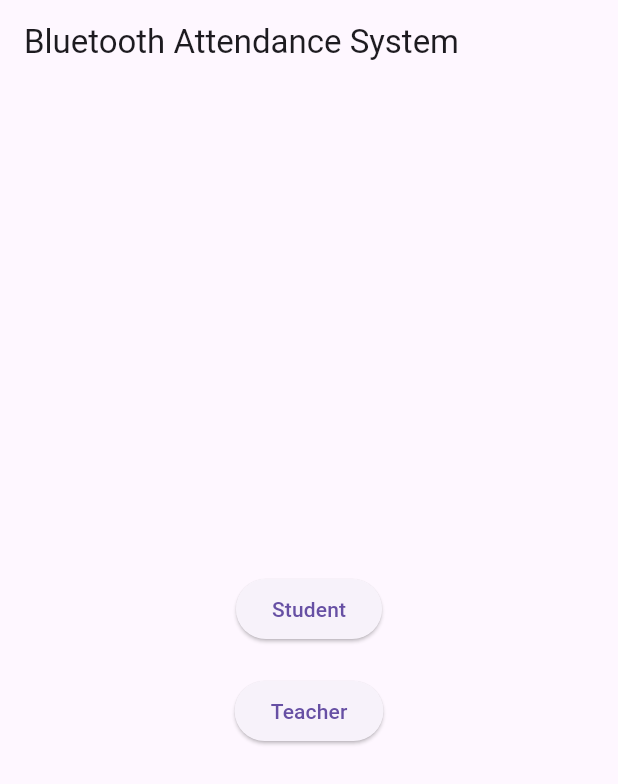
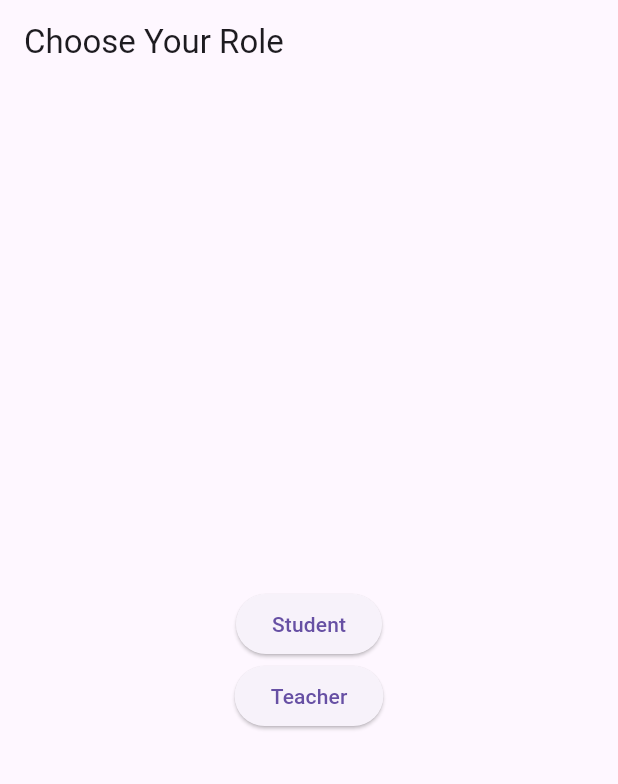
Before and after one commit to triple-a-projects/BLE_Proximity, a Flutter app: the screen it shows after launch, on a phone screen of 412 x 824 dp. Shown: the top 784 px of the screen. Run offline on Flutter 3.47's test engine with Material 3 defaults, Android fonts, the light colour scheme and no system bars; our stand-ins replace cloud_firestore, firebase_auth, firebase_core, intl_phone_field, local_auth; missing offline and left inert: flutter_ble_peripheral; accounts and stored records are empty.

```diff
--- a/lib/initialPage.dart
+++ b/lib/initialPage.dart
@@ -1,18 +1,45 @@
-import 'package:ble_advertiser/main.dart';
-import 'package:flutter/material.dart';
-
-import 'package:ble_advertiser/perspectives/student/login.dart';
-import 'package:ble_advertiser/perspectives/teacher/login.dart';
-
 import 'package:ble_advertiser/perspectives/student/phone_auth.dart';
 import 'package:ble_advertiser/perspectives/teacher/email_auth.dart';
+import 'package:ble_advertiser/perspectives/teacher/home.dart';
+import 'package:flutter/material.dart';
+import 'package:firebase_auth/firebase_auth.dart';
+import 'package:ble_advertiser/perspectives/student/login.dart';
 
-class InitialPage extends StatelessWidget {
+class ChooseRolePage extends StatefulWidget {
+  const ChooseRolePage({Key? key}) : super(key: key);
+
+  @override
+  _ChooseRolePageState createState() => _ChooseRolePageState();
+}
+
+class _ChooseRolePageState extends State<ChooseRolePage> {
+  FirebaseAuth auth = FirebaseAuth.instance;
+
+  @override
+  void initState() {
+    super.initState();
+    Future.microtask(() => checkLoggedIn());
+  }
+//yo chai for not directly logging in once you've been verified, last ma uncomment garne
+
+
+  void checkLoggedIn() async {
+    User? user = auth.currentUser;
+    User? teacher=auth.currentUser;
+    if (user != null) {
+      Navigator.pushReplacement(context, MaterialPageRoute(builder: (context) => StudentLoginPage())); // Navigate to the home page based on user role
+    }
+    if (teacher!=null){
+      Navigator.pushReplacement(context, MaterialPageRoute(builder: (context) => TeacherHomePage()));
+    }
+  }
+
+
   @override
   Widget build(BuildContext context) {
     return Scaffold(
       appBar: AppBar(
-        title: Text('Bluetooth Attendance System'),
+        title: Text('Choose Your Role'),
       ),
       body: Center(
         child: Column(
@@ -27,7 +54,6 @@ class InitialPage extends StatelessWidget {
               },
               child: Text('Student'),
             ),
-            SizedBox(height: 20),
             ElevatedButton(
               onPressed: () {
                 Navigator.push(
--- a/lib/main.dart
+++ b/lib/main.dart
@@ -12,7 +12,6 @@ import 'package:ble_advertiser/perspectives/teacher/addclass.dart';
 
 import 'package:ble_advertiser/perspectives/teacher/check_attendance.dart';
 import 'package:ble_advertiser/perspectives/teacher/home.dart';
-import 'package:ble_advertiser/perspectives/teacher/login.dart';
 import 'package:ble_advertiser/perspectives/teacher/email_auth.dart';
 
 import 'package:firebase_core/firebase_core.dart';
@@ -37,13 +36,12 @@ class MyApp extends StatelessWidget {
   Widget build(BuildContext context) {
     return MaterialApp(
       routes: {
-        '': (context) => InitialPage(),
+        '': (context) => ChooseRolePage(),
         '/student_phoneauth': (context) => StudentPhoneAuth(),
         '/student_login': (context) => StudentLoginPage(),
         '/student_home': (context) => StudentHomePage(),
         '/student_checkattendance': (context) => StudentAttendancePage(),
-        '/teacher_phoneauth': (context) => TeacherEmailAuth(),
-        '/teacher_login': (context) => TeacherLoginPage(),
+        '/teacher_emailauth': (context) => TeacherEmailAuth(),
         '/teacher_home': (context) => TeacherHomePage(),
         '/teacher_checkattendance': (context) => TeacherAttendancePage(),
         '/teacher_addclass': (context) => AddClass(),
@@ -53,7 +51,7 @@ class MyApp extends StatelessWidget {
       theme: ThemeData(
         primarySwatch: Colors.blue,
       ),
-      home: InitialPage(),
+      home: ChooseRolePage(),
     );
   }
 }
--- a/lib/perspectives/teacher/email_auth.dart
+++ b/lib/perspectives/teacher/email_auth.dart
@@ -1,7 +1,7 @@
+import 'package:ble_advertiser/perspectives/teacher/home.dart';
 import 'package:flutter/material.dart';
 import 'package:firebase_auth/firebase_auth.dart';
 import 'package:cloud_firestore/cloud_firestore.dart';
-import 'package:ble_advertiser/perspectives/teacher/login.dart';
 
 class TeacherEmailAuth extends StatefulWidget {
   const TeacherEmailAuth({Key? key}) : super(key: key);
@@ -24,7 +24,7 @@ class _TeacherEmailAuthState extends State<TeacherEmailAuth> {
       createUserDocument(userCredential.user!);
       Navigator.pushAndRemoveUntil(
         context,
-        MaterialPageRoute(builder: (context) => TeacherLoginPage()),
+        MaterialPageRoute(builder: (context) => TeacherHomePage()),
         (route) => false,
       );
     } on FirebaseAuthException catch (e) {
```
Also changed, not shown: lib/perspectives/teacher/login.dart (deleted, +0 -94 lines).
